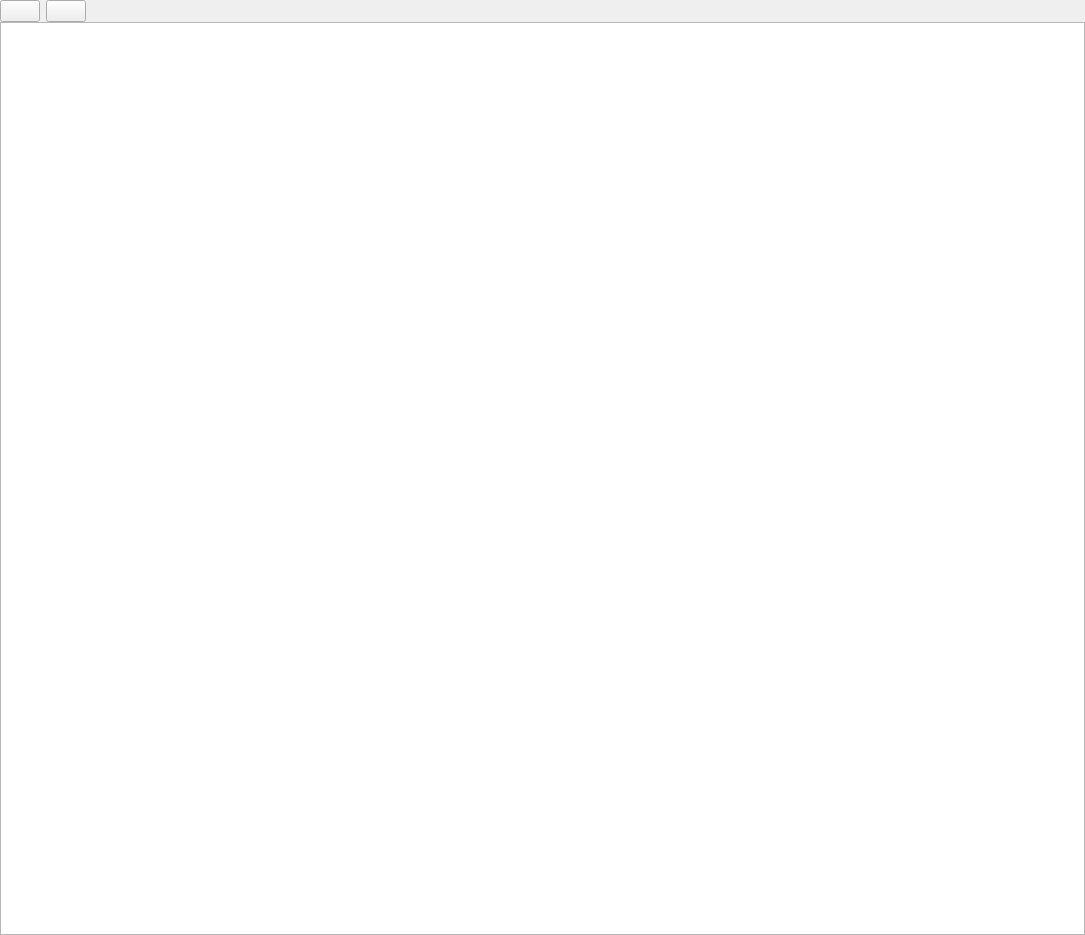
Qt form manager/src/SensorsWidget.ui (porkmarks/sense) before a commit.
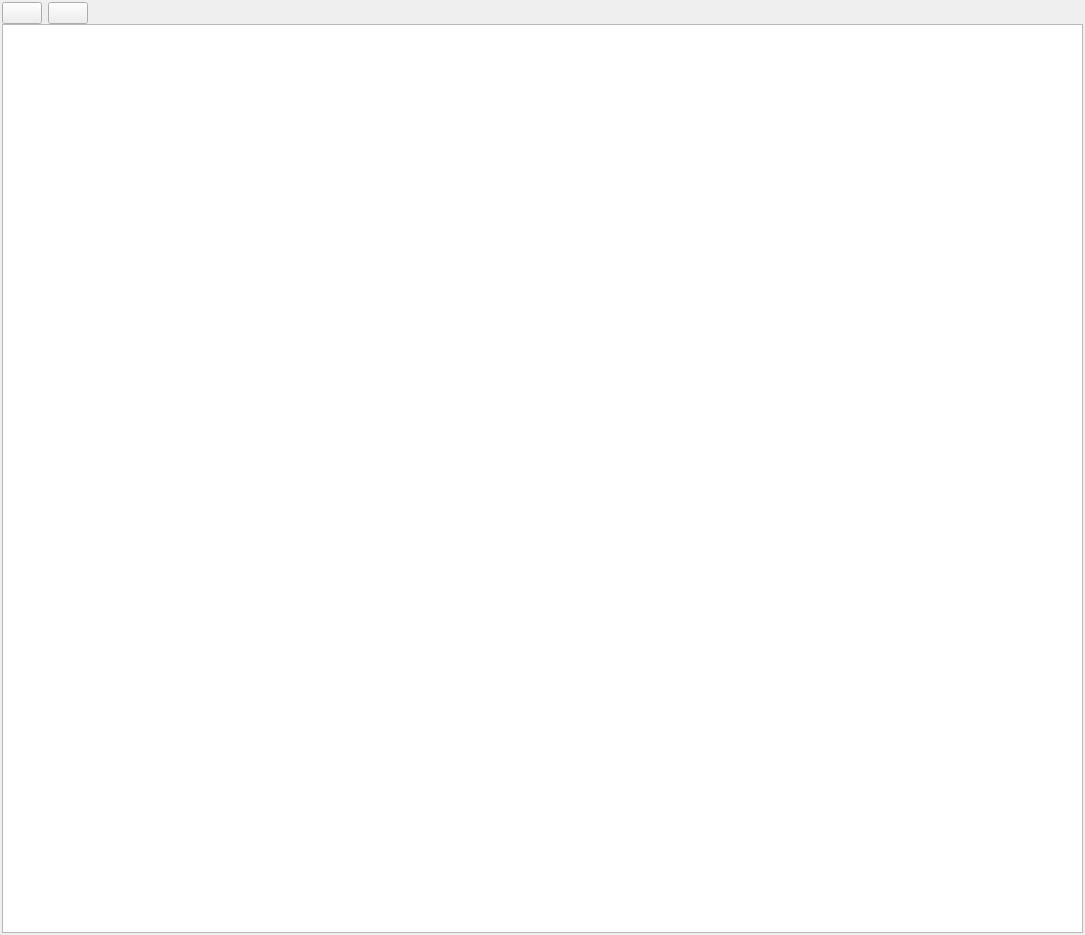
The same form after that commit. Icons and pictures are not drawn.

What changed in the file:
```diff
--- a/manager/src/SensorsWidget.ui
+++ b/manager/src/SensorsWidget.ui
@@ -18,16 +18,16 @@
     <number>0</number>
    </property>
    <property name="leftMargin">
-    <number>0</number>
+    <number>2</number>
    </property>
    <property name="topMargin">
-    <number>0</number>
+    <number>2</number>
    </property>
    <property name="rightMargin">
-    <number>0</number>
+    <number>2</number>
    </property>
    <property name="bottomMargin">
-    <number>0</number>
+    <number>2</number>
    </property>
    <item>
     <widget class="QWidget" name="widget" native="true">
@@ -55,8 +55,8 @@
         </property>
         <property name="iconSize">
          <size>
-          <width>24</width>
-          <height>24</height>
+          <width>16</width>
+          <height>16</height>
          </size>
         </property>
        </widget>
@@ -72,8 +72,8 @@
         </property>
         <property name="iconSize">
          <size>
-          <width>24</width>
-          <height>24</height>
+          <width>16</width>
+          <height>16</height>
          </size>
         </property>
        </widget>
```
